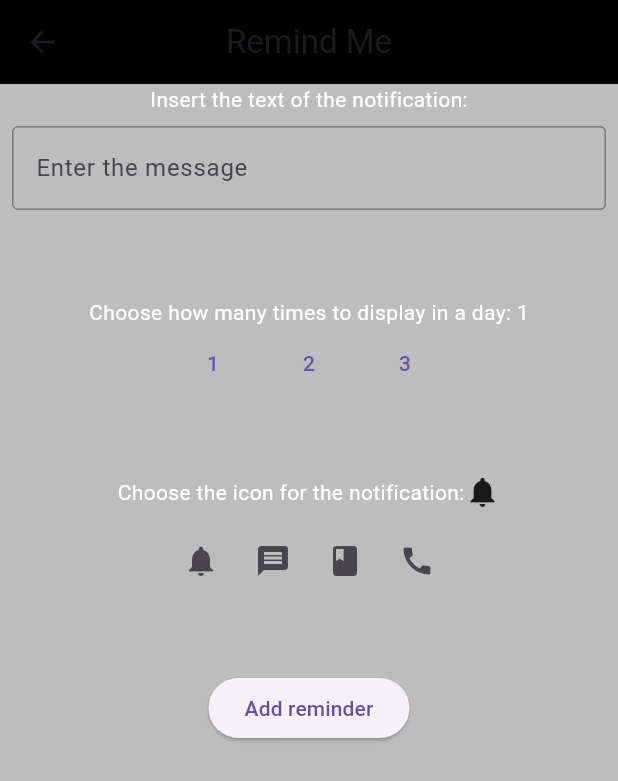
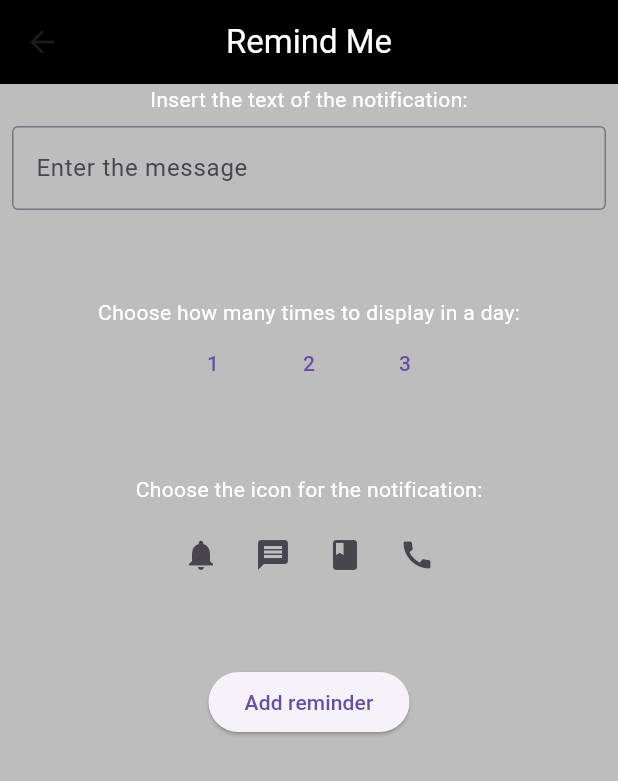
Before and after one commit to Nagepo/RemindMe, a Flutter app: the SetRem screen opened directly, on a phone screen of 412 x 824 dp. Shown: the top 781 px of the screen. Run offline on Flutter 3.47's test engine with Material 3 defaults, Android fonts, the phone set to English and light mode, and no system bars; our stand-ins replace flutter_riverpod.

Commit message:
minor update

```diff
--- a/lib/main.dart
+++ b/lib/main.dart
@@ -25,6 +25,7 @@ class MyApp extends StatelessWidget {
 
 class MyHomePage extends ConsumerWidget {
   const MyHomePage({super.key});
+
   @override
   Widget build(BuildContext context, WidgetRef ref) {
     return Scaffold(
@@ -34,8 +35,7 @@ class MyHomePage extends ConsumerWidget {
         backgroundColor: Colors.black,
       ),
       body: Center(
-        child:
-            ref.watch(remProvider).reminders.isEmpty
+        child: ref.watch(remProvider).reminders.isEmpty
             ? Center(child: const Text('There\'s no reminder active'))
             : SizedBox(
                 height: MediaQuery.of(context).size.height * 0.92,
--- a/lib/pages/reMind_creation.dart
+++ b/lib/pages/reMind_creation.dart
@@ -8,11 +8,13 @@ class SetRem extends ConsumerWidget {
   @override
   Widget build(BuildContext context, WidgetRef ref) {
     final textController = TextEditingController();
-    String text = "";
 
     return Scaffold(
       appBar: AppBar(
-        title: Text("Remind Me"),
+        title: Text(
+          "Remind Me",
+          style: TextStyle(color: Colors.white),
+        ),
         centerTitle: true,
         backgroundColor: Colors.black,
       ),
@@ -33,7 +35,10 @@ class SetRem extends ConsumerWidget {
             ),
             SizedBox(height: 50),
             Text(
-              "Choose how many times to display in a day: ${ref.watch(remProvider).info["times"].toString()}",
+              "Choose how many times to display in a day:",
+              //The code below shows the choice taken, but gives problem with
+              //the textController
+              //${ref.watch(remProvider).info["times"].toString()}
             ),
             Row(
               mainAxisAlignment: MainAxisAlignment.center,
@@ -63,7 +68,9 @@ class SetRem extends ConsumerWidget {
               mainAxisAlignment: MainAxisAlignment.center,
               children: [
                 Text("Choose the icon for the notification:"),
-                Icon(ref.watch(remProvider).info["icon"]),
+                //The code below shows the choice taken, but gives problem with
+                //the textController
+                //Icon(ref.watch(remProvider).info["icon"]),
               ],
             ),
             SizedBox(height: 10),
```
Also changed, not shown: lib/riverpod/riverpod_model.dart (+27 -5 lines), pubspec.lock. Lines whose indentation alone changed are shown as unchanged.
